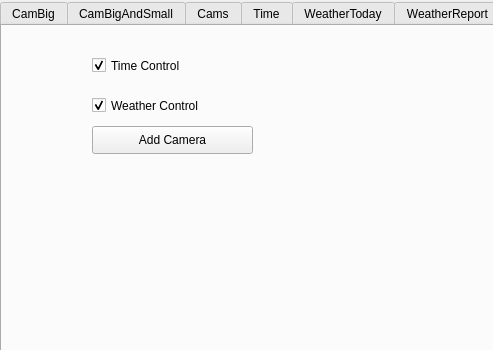
hondodo/PCamera, file Other/CameraDemo/mainwindow.ui: the form before one commit; both pictures show x 0 to 493 and y 0 to 350 of the 1112 by 772 pixel window.
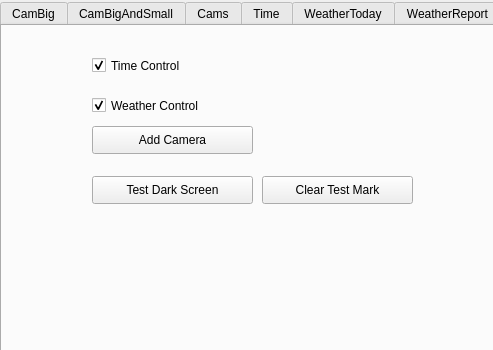
The form after the commit.

What changed in the file:
```diff
--- a/Other/CameraDemo/mainwindow.ui
+++ b/Other/CameraDemo/mainwindow.ui
@@ -443,6 +443,32 @@
             <bool>true</bool>
            </property>
           </widget>
+          <widget class="QPushButton" name="pushButtonTestDarkScreen">
+           <property name="geometry">
+            <rect>
+             <x>90</x>
+             <y>150</y>
+             <width>161</width>
+             <height>28</height>
+            </rect>
+           </property>
+           <property name="text">
+            <string>Test Dark Screen</string>
+           </property>
+          </widget>
+          <widget class="QPushButton" name="pushButtonClearTestMark">
+           <property name="geometry">
+            <rect>
+             <x>260</x>
+             <y>150</y>
+             <width>151</width>
+             <height>28</height>
+            </rect>
+           </property>
+           <property name="text">
+            <string>Clear Test Mark</string>
+           </property>
+          </widget>
          </widget>
         </widget>
        </item>
```
